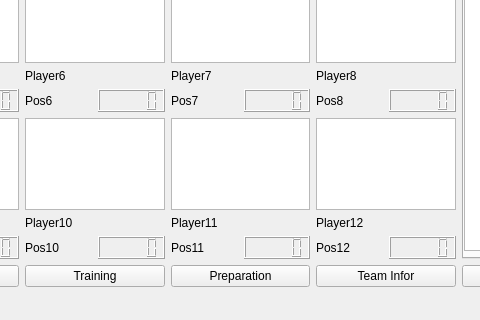
Above: BTM_Qt/mainwindow.ui from skandermoalla/CSE201-Top5 before the change; both pictures show x 131 to 611 and y 223 to 543 of the 794 by 543 pixel window. Below: the same form after it.
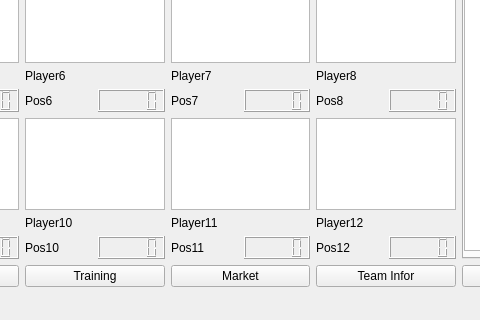
That is the form after the change.

Commit message:
Build the market place
- created the market ui where the user will be able to buy and sell player
- since the user now will be able to sell players it might happen that he has less than 12 player, so I took care to check those cases in the mainwindow where we show all our team.
- I added a link between mainwindow and market(also the back button signal)

TO BE DONE
-To create the market based on the league
-To create the functions which will sell or buy players

```diff
--- a/BTM_Qt/mainwindow.ui
+++ b/BTM_Qt/mainwindow.ui
@@ -32,7 +32,7 @@
     <item row="12" column="4" colspan="2">
      <widget class="QPushButton" name="pushButton_2">
       <property name="text">
-       <string>Preparation</string>
+       <string>Market</string>
       </property>
      </widget>
     </item>
```
The commit also changes 5 other files.
